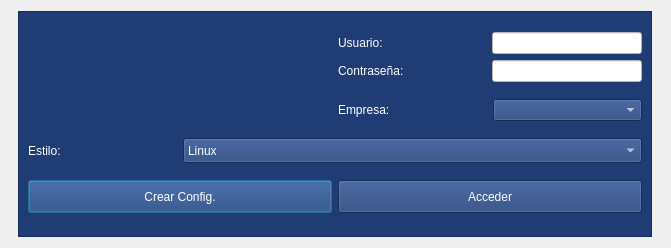
Old version of the form login.ui in the repository arcnexus/RedFoX.
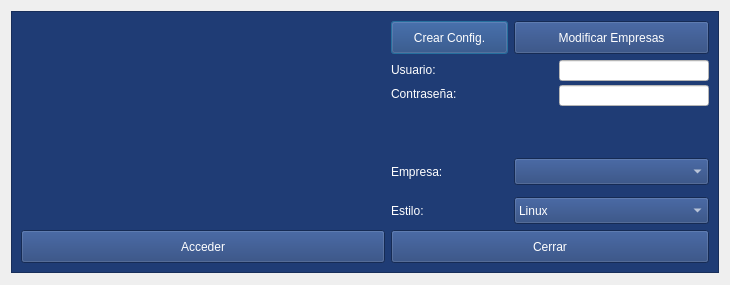
New version of the form. Icons and pictures are not drawn.

Commit message: Modficación Login y adaptación postgreSQL

What changed in the file:
```diff
--- a/login.ui
+++ b/login.ui
@@ -9,8 +9,8 @@
    <rect>
     <x>0</x>
     <y>0</y>
-    <width>671</width>
-    <height>248</height>
+    <width>730</width>
+    <height>285</height>
    </rect>
   </property>
   <property name="minimumSize">
@@ -33,24 +33,18 @@
    <bool>false</bool>
   </property>
   <layout class="QGridLayout" name="gridLayout">
-   <property name="leftMargin">
-    <number>6</number>
-   </property>
-   <property name="rightMargin">
-    <number>6</number>
-   </property>
    <item row="0" column="0">
     <widget class="QFrame" name="frame_2">
      <property name="minimumSize">
       <size>
        <width>362</width>
-       <height>185</height>
+       <height>197</height>
       </size>
      </property>
      <property name="maximumSize">
       <size>
-       <width>634</width>
-       <height>244</height>
+       <width>719</width>
+       <height>262</height>
       </size>
      </property>
      <property name="styleSheet">
@@ -67,17 +61,248 @@
       <number>1</number>
      </property>
      <layout class="QGridLayout" name="gridLayout_3">
-      <item row="0" column="0" rowspan="2" colspan="2">
-       <widget class="QLabel" name="label_5">
+      <item row="0" column="3">
+       <widget class="QPushButton" name="Crearconfiguracin">
+        <property name="minimumSize">
+         <size>
+          <width>0</width>
+          <height>33</height>
+         </size>
+        </property>
+        <property name="styleSheet">
+         <string notr="true">color: rgb(255, 255, 255);</string>
+        </property>
         <property name="text">
-         <string/>
+         <string>Crear Config.</string>
         </property>
-        <property name="pixmap">
-         <pixmap resource="terra.qrc">:/Icons/PNG/logo.png</pixmap>
+       </widget>
+      </item>
+      <item row="3" column="3">
+       <widget class="QLabel" name="label_2">
+        <property name="palette">
+         <palette>
+          <active>
+           <colorrole role="WindowText">
+            <brush brushstyle="SolidPattern">
+             <color alpha="255">
+              <red>255</red>
+              <green>255</green>
+              <blue>255</blue>
+             </color>
+            </brush>
+           </colorrole>
+           <colorrole role="Button">
+            <brush brushstyle="SolidPattern">
+             <color alpha="255">
+              <red>31</red>
+              <green>60</green>
+              <blue>117</blue>
+             </color>
+            </brush>
+           </colorrole>
+           <colorrole role="Text">
+            <brush brushstyle="SolidPattern">
+             <color alpha="255">
+              <red>255</red>
+              <green>255</green>
+              <blue>255</blue>
+             </color>
+            </brush>
+           </colorrole>
+           <colorrole role="ButtonText">
+            <brush brushstyle="SolidPattern">
+             <color alpha="255">
+              <red>255</red>
+              <green>255</green>
+              <blue>255</blue>
+             </color>
+            </brush>
+           </colorrole>
+           <colorrole role="Base">
+            <brush brushstyle="SolidPattern">
+             <color alpha="255">
+              <red>31</red>
+              <green>60</green>
+              <blue>117</blue>
+             </color>
+            </brush>
+           </colorrole>
+           <colorrole role="Window">
+            <brush brushstyle="SolidPattern">
+             <color alpha="255">
+              <red>31</red>
+              <green>60</green>
+              <blue>117</blue>
+             </color>
+            </brush>
+           </colorrole>
+          </active>
+          <inactive>
+           <colorrole role="WindowText">
+            <brush brushstyle="SolidPattern">
+             <color alpha="255">
+              <red>255</red>
+              <green>255</green>
+              <blue>255</blue>
+             </color>
+            </brush>
+           </colorrole>
+           <colorrole role="Button">
+            <brush brushstyle="SolidPattern">
+             <color alpha="255">
+              <red>31</red>
+              <green>60</green>
+              <blue>117</blue>
+             </color>
+            </brush>
+           </colorrole>
+           <colorrole role="Text">
+            <brush brushstyle="SolidPattern">
+             <color alpha="255">
+              <red>255</red>
+              <green>255</green>
+              <blue>255</blue>
+             </color>
+            </brush>
+           </colorrole>
+           <colorrole role="ButtonText">
+            <brush brushstyle="SolidPattern">
+             <color alpha="255">
+              <red>255</red>
+              <green>255</green>
+              <blue>255</blue>
+             </color>
+            </brush>
+           </colorrole>
+           <colorrole role="Base">
+            <brush brushstyle="SolidPattern">
+             <color alpha="255">
+              <red>31</red>
+              <green>60</green>
+              <blue>117</blue>
+             </color>
+            </brush>
+           </colorrole>
+           <colorrole role="Window">
+            <brush brushstyle="SolidPattern">
+             <color alpha="255">
+              <red>31</red>
+              <green>60</green>
+              <blue>117</blue>
+             </color>
+            </brush>
+           </colorrole>
+          </inactive>
+          <disabled>
+           <colorrole role="WindowText">
+            <brush brushstyle="SolidPattern">
+             <color alpha="255">
+              <red>255</red>
+              <green>255</green>
+              <blue>255</blue>
+             </color>
+            </brush>
+           </colorrole>
+           <colorrole role="Button">
+            <brush brushstyle="SolidPattern">
+             <color alpha="255">
+              <red>31</red>
+              <green>60</green>
+              <blue>117</blue>
+             </color>
+            </brush>
+           </colorrole>
+           <colorrole role="Text">
+            <brush brushstyle="SolidPattern">
+             <color alpha="255">
+              <red>255</red>
+              <green>255</green>
+              <blue>255</blue>
+             </color>
+            </brush>
+           </colorrole>
+           <colorrole role="ButtonText">
+            <brush brushstyle="SolidPattern">
+             <color alpha="255">
+              <red>255</red>
+              <green>255</green>
+              <blue>255</blue>
+             </color>
+            </brush>
+           </colorrole>
+           <colorrole role="Base">
+            <brush brushstyle="SolidPattern">
+             <color alpha="255">
+              <red>31</red>
+              <green>60</green>
+              <blue>117</blue>
+             </color>
+            </brush>
+           </colorrole>
+           <colorrole role="Window">
+            <brush brushstyle="SolidPattern">
+             <color alpha="255">
+              <red>31</red>
+              <green>60</green>
+              <blue>117</blue>
+             </color>
+            </brush>
+           </colorrole>
+          </disabled>
+         </palette>
         </property>
+        <property name="styleSheet">
+         <string notr="true">color: rgb(255, 255, 255);</string>
+        </property>
+        <property name="text">
+         <string>Empresa:</string>
+        </property>
        </widget>
       </item>
-      <item row="0" column="2" colspan="2">
+      <item row="0" column="4">
+       <widget class="QPushButton" name="btnEmpresa">
+        <property name="minimumSize">
+         <size>
+          <width>0</width>
+          <height>33</height>
+         </size>
+        </property>
+        <property name="styleSheet">
+         <string notr="true">
+color: rgb(255, 255, 255);</string>
+        </property>
+        <property name="text">
+         <string>Modificar Empresas</string>
+        </property>
+       </widget>
+      </item>
+      <item row="5" column="3">
+       <widget class="QLabel" name="label">
+        <property name="styleSheet">
+         <string notr="true">color: rgb(255, 255, 255);</string>
+        </property>
+        <property name="text">
+         <string>Estilo:</string>
+        </property>
+       </widget>
+      </item>
+      <item row="6" column="0" colspan="3">
+       <widget class="QPushButton" name="btnAcceder">
+        <property name="minimumSize">
+         <size>
+          <width>0</width>
+          <height>33</height>
+         </size>
+        </property>
+        <property name="styleSheet">
+         <string notr="true">color: rgb(255, 255, 255);</string>
+        </property>
+        <property name="text">
+         <string>Acceder</string>
+        </property>
+       </widget>
+      </item>
+      <item row="1" column="3" colspan="2">
        <layout class="QGridLayout" name="gridLayout_2">
         <item row="0" column="0">
          <widget class="QLabel" name="label_3">
@@ -486,217 +711,28 @@
         </item>
        </layout>
       </item>
-      <item row="1" column="2">
-       <widget class="QLabel" name="label_2">
-        <property name="palette">
-         <palette>
-          <active>
-           <colorrole role="WindowText">
-            <brush brushstyle="SolidPattern">
-             <color alpha="255">
-              <red>255</red>
-              <green>255</green>
-              <blue>255</blue>
-             </color>
-            </brush>
-           </colorrole>
-           <colorrole role="Button">
-            <brush brushstyle="SolidPattern">
-             <color alpha="255">
-              <red>31</red>
-              <green>60</green>
-              <blue>117</blue>
-             </color>
-            </brush>
-           </colorrole>
-           <colorrole role="Text">
-            <brush brushstyle="SolidPattern">
-             <color alpha="255">
-              <red>255</red>
-              <green>255</green>
-              <blue>255</blue>
-             </color>
-            </brush>
-           </colorrole>
-           <colorrole role="ButtonText">
-            <brush brushstyle="SolidPattern">
-             <color alpha="255">
-              <red>255</red>
-              <green>255</green>
-              <blue>255</blue>
-             </color>
-            </brush>
-           </colorrole>
-           <colorrole role="Base">
-            <brush brushstyle="SolidPattern">
-             <color alpha="255">
-              <red>31</red>
-              <green>60</green>
-              <blue>117</blue>
-             </color>
-            </brush>
-           </colorrole>
-           <colorrole role="Window">
-            <brush brushstyle="SolidPattern">
-             <color alpha="255">
-              <red>31</red>
-              <green>60</green>
-              <blue>117</blue>
-             </color>
-            </brush>
-           </colorrole>
-          </active>
-          <inactive>
-           <colorrole role="WindowText">
-            <brush brushstyle="SolidPattern">
-             <color alpha="255">
-              <red>255</red>
-              <green>255</green>
-              <blue>255</blue>
-             </color>
-            </brush>
-           </colorrole>
-           <colorrole role="Button">
-            <brush brushstyle="SolidPattern">
-             <color alpha="255">
-              <red>31</red>
-              <green>60</green>
-              <blue>117</blue>
-             </color>
-            </brush>
-           </colorrole>
-           <colorrole role="Text">
-            <brush brushstyle="SolidPattern">
-             <color alpha="255">
-              <red>255</red>
-              <green>255</green>
-              <blue>255</blue>
-             </color>
-            </brush>
-           </colorrole>
-           <colorrole role="ButtonText">
-            <brush brushstyle="SolidPattern">
-             <color alpha="255">
-              <red>255</red>
-              <green>255</green>
-              <blue>255</blue>
-             </color>
-            </brush>
-           </colorrole>
-           <colorrole role="Base">
-            <brush brushstyle="SolidPattern">
-             <color alpha="255">
-              <red>31</red>
-              <green>60</green>
-              <blue>117</blue>
-             </color>
-            </brush>
-           </colorrole>
-           <colorrole role="Window">
-            <brush brushstyle="SolidPattern">
-             <color alpha="255">
-              <red>31</red>
-              <green>60</green>
-              <blue>117</blue>
-             </color>
-            </brush>
-           </colorrole>
-          </inactive>
-          <disabled>
-           <colorrole role="WindowText">
-            <brush brushstyle="SolidPattern">
-             <color alpha="255">
-              <red>255</red>
-              <green>255</green>
-              <blue>255</blue>
-             </color>
-            </brush>
-           </colorrole>
-           <colorrole role="Button">
-            <brush brushstyle="SolidPattern">
-             <color alpha="255">
-              <red>31</red>
-              <green>60</green>
-              <blue>117</blue>
-             </color>
-            </brush>
-           </colorrole>
-           <colorrole role="Text">
-            <brush brushstyle="SolidPattern">
-             <color alpha="255">
-              <red>255</red>
-              <green>255</green>
-              <blue>255</blue>
-             </color>
-            </brush>
-           </colorrole>
-           <colorrole role="ButtonText">
-            <brush brushstyle="SolidPattern">
-             <color alpha="255">
-              <red>255</red>
-              <green>255</green>
-              <blue>255</blue>
-             </color>
-            </brush>
-           </colorrole>
-           <colorrole role="Base">
-            <brush brushstyle="SolidPattern">
-             <color alpha="255">
-              <red>31</red>
-              <green>60</green>
-              <blue>117</blue>
-             </color>
-            </brush>
-           </colorrole>
-           <colorrole role="Window">
-            <brush brushstyle="SolidPattern">
-             <color alpha="255">
-              <red>31</red>
-              <green>60</green>
-              <blue>117</blue>
-             </color>
-            </brush>
-           </colorrole>
-          </disabled>
-         </palette>
-        </property>
-        <property name="styleSheet">
-         <string notr="true">color: rgb(255, 255, 255);</string>
-        </property>
-        <property name="text">
-         <string>Empresa:</string>
-        </property>
-       </widget>
-      </item>
-      <item row="1" column="3">
-       <widget class="QComboBox" name="cboEmpresa">
+      <item row="1" column="0" rowspan="4" colspan="3">
+       <widget class="QLabel" name="label_5">
         <property name="minimumSize">
          <size>
           <width>0</width>
-          <height>21</height>
+          <height>143</height>
          </size>
         </property>
-        <property name="styleSheet">
-         <string notr="true">color: rgb(255, 255, 255);</string>
-        </property>
-       </widget>
-      </item>
-      <item row="2" column="0">
-       <widget class="QLabel" name="label">
-        <property name="styleSheet">
-         <string notr="true">color: rgb(255, 255, 255);</string>
-        </property>
         <property name="text">
-         <string>Estilo:</string>
+         <string/>
+        </property>
+        <property name="pixmap">
+         <pixmap resource="terra.qrc">:/Icons/PNG/logo.png</pixmap>
         </property>
        </widget>
       </item>
-      <item row="2" column="1" colspan="3">
+      <item row="5" column="4">
        <widget class="QComboBox" name="txtcEstilo">
         <property name="minimumSize">
          <size>
           <width>0</width>
-          <height>25</height>
+          <height>27</height>
          </size>
         </property>
         <property name="styleSheet">
@@ -724,8 +760,8 @@
         </item>
        </widget>
       </item>
-      <item row="3" column="0" colspan="2">
-       <widget class="QPushButton" name="Crearconfiguracin">
+      <item row="6" column="3" colspan="2">
+       <widget class="QPushButton" name="pushButton">
         <property name="minimumSize">
          <size>
           <width>0</width>
@@ -736,26 +772,36 @@
          <string notr="true">color: rgb(255, 255, 255);</string>
         </property>
         <property name="text">
-         <string>Crear Config.</string>
+         <string>Cerrar</string>
         </property>
        </widget>
       </item>
-      <item row="3" column="2" colspan="2">
-       <widget class="QPushButton" name="btnAcceder">
+      <item row="3" column="4">
+       <widget class="QComboBox" name="cboEmpresa">
         <property name="minimumSize">
          <size>
-          <width>0</width>
-          <height>33</height>
+          <width>195</width>
+          <height>27</height>
          </size>
         </property>
         <property name="styleSheet">
          <string notr="true">color: rgb(255, 255, 255);</string>
         </property>
-        <property name="text">
-         <string>Acceder</string>
-        </property>
        </widget>
       </item>
+      <item row="2" column="4">
+       <spacer name="verticalSpacer">
+        <property name="orientation">
+         <enum>Qt::Vertical</enum>
+        </property>
+        <property name="sizeHint" stdset="0">
+         <size>
+          <width>20</width>
+          <height>40</height>
+         </size>
+        </property>
+       </spacer>
+      </item>
      </layout>
      <zorder>label_5</zorder>
      <zorder>btnAcceder</zorder>
```
Left out of the diff: 14 changed lines with no effect on the pictures. The commit also changes 21 other files.
